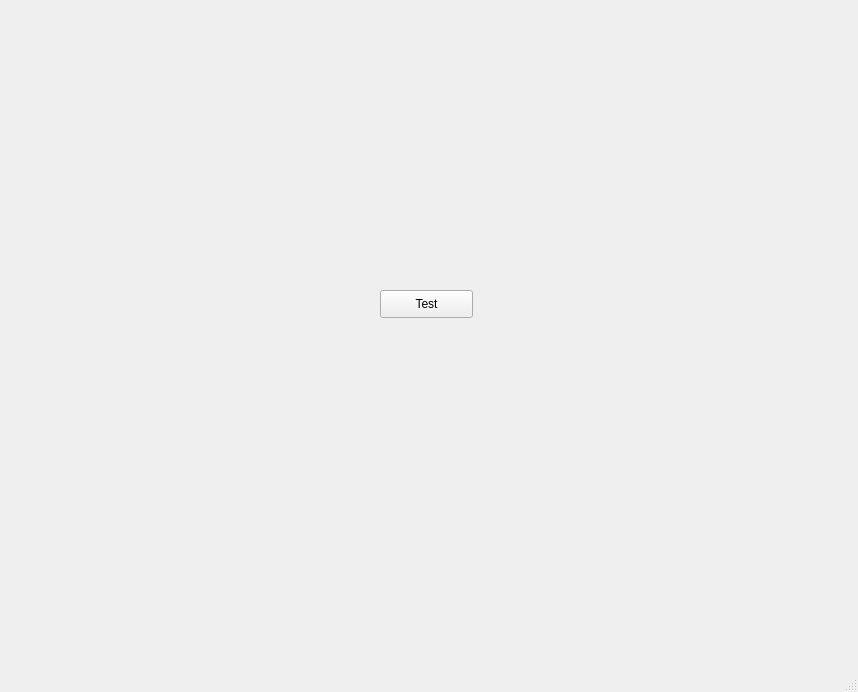
The window that gui test/test.ui (Sergiderakes/downloader-handler) describes before a commit, drawn with Qt 5.
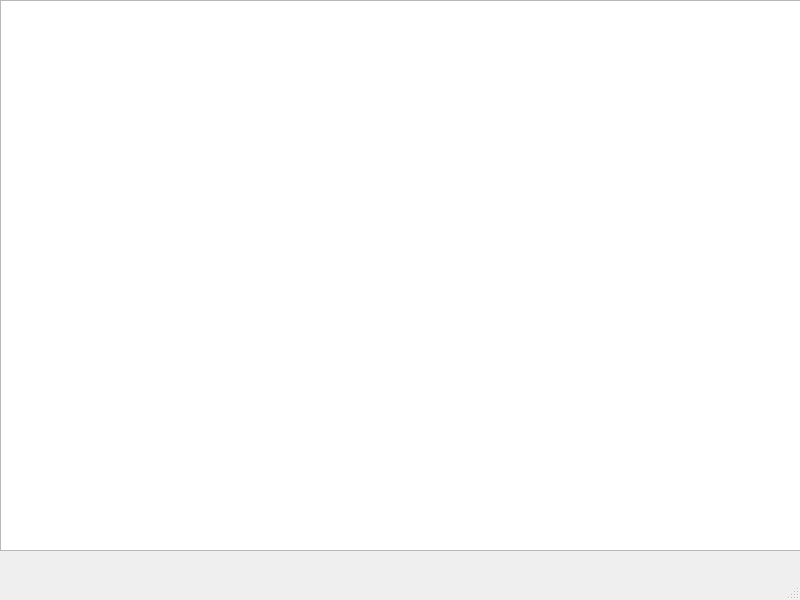
The same window after the commit.

```diff
--- a/gui test/test.ui
+++ b/gui test/test.ui
@@ -6,25 +6,49 @@
    <rect>
     <x>0</x>
     <y>0</y>
-    <width>858</width>
-    <height>692</height>
+    <width>800</width>
+    <height>600</height>
    </rect>
   </property>
   <property name="windowTitle">
    <string>MainWindow</string>
   </property>
   <widget class="QWidget" name="centralwidget">
-   <widget class="QPushButton" name="pushButton">
+   <widget class="QTableWidget" name="tableWidget">
     <property name="geometry">
      <rect>
-      <x>380</x>
-      <y>290</y>
-      <width>93</width>
-      <height>28</height>
+      <x>0</x>
+      <y>0</y>
+      <width>801</width>
+      <height>551</height>
      </rect>
     </property>
-    <property name="text">
-     <string>Test</string>
+    <property name="sizePolicy">
+     <sizepolicy hsizetype="Expanding" vsizetype="Expanding">
+      <horstretch>0</horstretch>
+      <verstretch>0</verstretch>
+     </sizepolicy>
+    </property>
+    <property name="acceptDrops">
+     <bool>true</bool>
+    </property>
+    <property name="editTriggers">
+     <set>QAbstractItemView::AnyKeyPressed|QAbstractItemView::DoubleClicked|QAbstractItemView::EditKeyPressed</set>
+    </property>
+    <property name="showDropIndicator" stdset="0">
+     <bool>false</bool>
+    </property>
+    <property name="dragEnabled">
+     <bool>true</bool>
+    </property>
+    <property name="dragDropMode">
+     <enum>QAbstractItemView::DragDrop</enum>
+    </property>
+    <property name="defaultDropAction">
+     <enum>Qt::MoveAction</enum>
+    </property>
+    <property name="selectionMode">
+     <enum>QAbstractItemView::SingleSelection</enum>
     </property>
    </widget>
   </widget>
```
Left out of the diff: 2 changed lines with no effect on the pictures.
